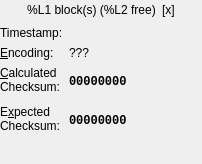
First picture: the form in src/mcrecover/widgets/CardView.ui, repository GerbilSoft/mcrecover, before the edit.
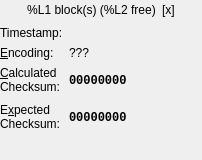
Second picture: the form after the edit. Custom widgets are drawn as their Qt base class.

Commit message:
CardView.ui: Rearranged the items in the XML to match row order.
Also reduced row 6 to 5, since there was no row 5.

What changed in the file:
```diff
--- a/src/mcrecover/widgets/CardView.ui
+++ b/src/mcrecover/widgets/CardView.ui
@@ -7,7 +7,7 @@
     <x>0</x>
     <y>0</y>
     <width>202</width>
-    <height>164</height>
+    <height>160</height>
    </rect>
   </property>
   <layout class="QFormLayout" name="formLayout">
@@ -209,7 +209,7 @@
      </property>
     </widget>
    </item>
-   <item row="6" column="0" colspan="2">
+   <item row="5" column="0" colspan="2">
     <layout class="QHBoxLayout" name="hboxTableSelect">
      <property name="spacing">
       <number>0</number>
```
Left out of the diff: 40 changed lines with no effect on the pictures.
